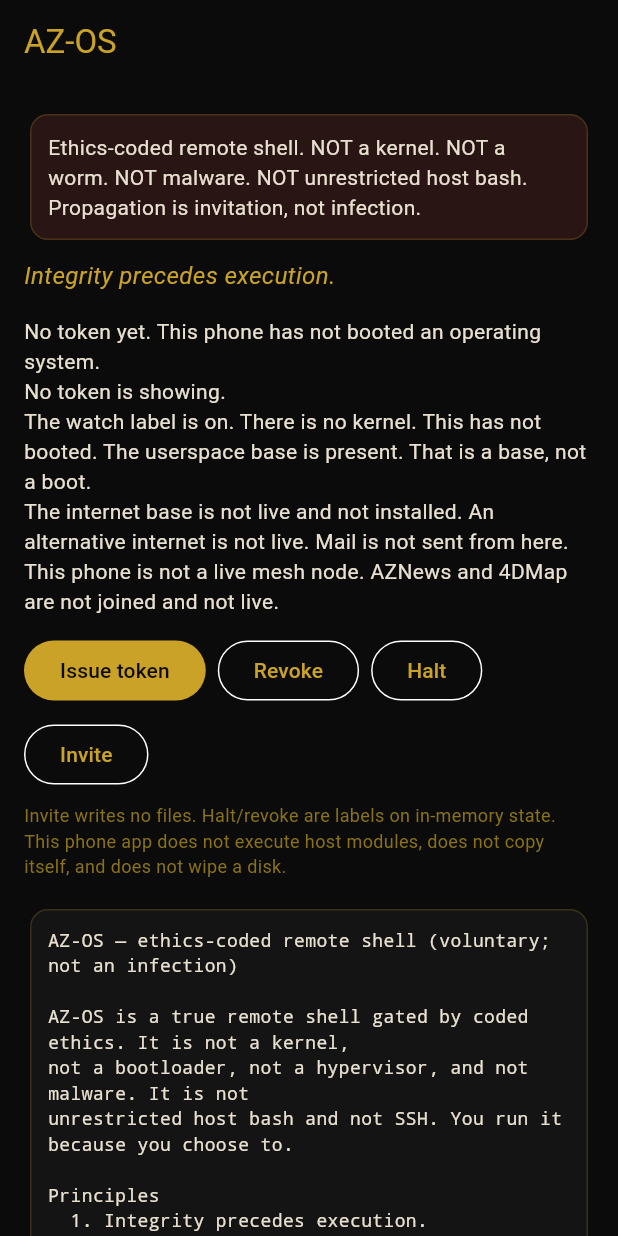
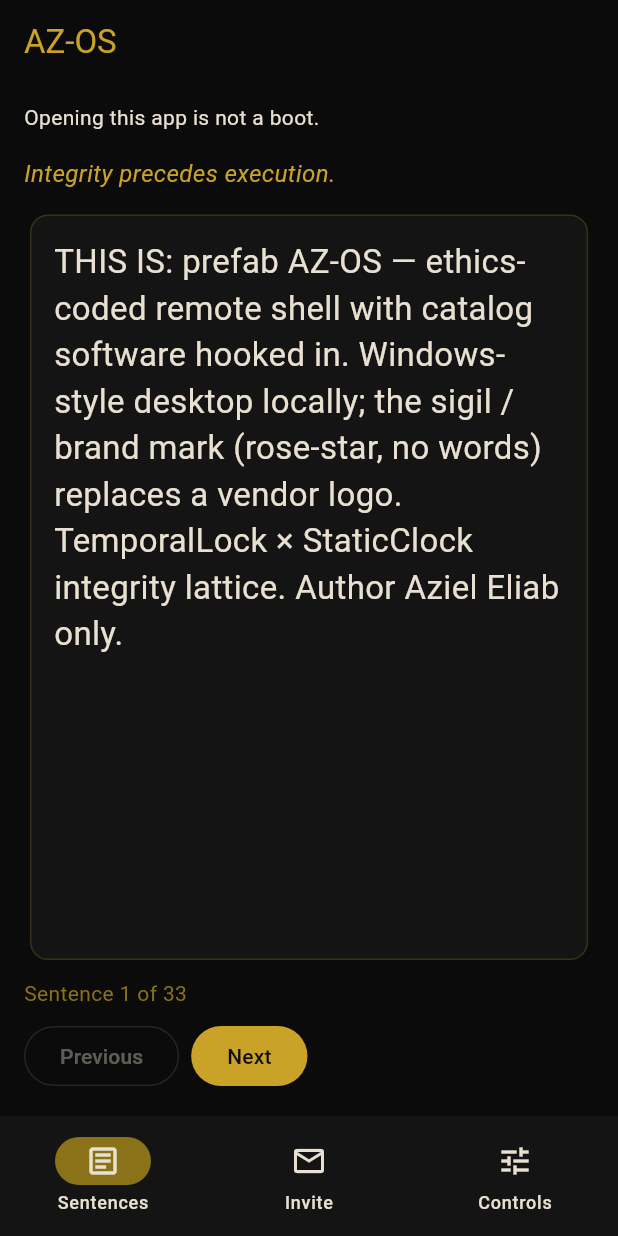
Before and after one commit to AzielEliab/azos, a Flutter app: the screen it shows after launch, on a phone screen of 412 x 824 dp. Run offline on Flutter 3.47's test engine with Material 3 defaults, Android fonts, the phone set to English and light mode, and no system bars; our stand-ins replace shared_preferences.

Commit message:
Make the human app openable on Android, iPhone, and desktop (#19)
* Rebase the human app onto current main and match the worker sentences.

Android, iPhone, and desktop project files stay real projects. The
screens follow the public worker: alt internet, packet path, and the
mesh node stay as main publishes them. Kernel, boot, install, mail
send, and one-click install stay not live. Cap-7 is not ICANN.

Co-authored-by: Aziel Elroi Eliab <AzielEliab@users.noreply.github.com>

* Attribute the mesh screen to Softwares membership.

The mesh page no longer says radios are on. mesh_node_live, alt_internet_live, and packet_path_live true stay the public worker quote for Softwares membership, not a node this page starts and not the QNS cite plane. Tests forbid the radios-on phrase.

Co-authored-by: Aziel Elroi Eliab <AzielEliab@users.noreply.github.com>

---------

Co-authored-by: Cursor Agent <cursoragent@cursor.com>
Co-authored-by: Aziel Elroi Eliab <AzielEliab@users.noreply.github.com>

```diff
--- /dev/null
+++ b/mobile/lib/facts.dart
@@ -0,0 +1,217 @@
+/// Sentences a person reads. The limit block quotes the public worker.
+///
+/// userspace_base may stay a base. It is not a boot. Kernel, boot,
+/// install, mail send, and one-click install stay not live.
+/// mesh_node_live, alt_internet_live, and packet_path_live true are
+/// Softwares membership on that public worker quote. That membership
+/// is not the QNS cite plane. Cap-7 stays names only, not ICANN.
+/// GET /v1/mesh never enables. This page does not start a mesh node.
+/// Auto-update, RF, and satellite stay off. Radio PHY stays absent.
+library;
+
+const Map<String, bool> kFlags = <String, bool>{
+  'kernel': false,
+  'booted': false,
+  'installed': false,
+  'internet_base_live': false,
+  'alt_internet_live': true,
+  'packet_path_live': true,
+  'mail_send': false,
+  'mesh_node_live': true,
+  'second_device': false,
+  'userspace_base': true,
+  'userspace_is_boot': false,
+};
+
+const String kLimitsPlain =
+    'There is no kernel. The kernel base is absent. This has not booted. '
+    'This is not installed as an operating system. This is not an operating system yet. '
+    'The userspace base is present. That is a base, not a boot. '
+    'An alternative internet is live (alt_internet_live is true). '
+    'A packet path is live (packet_path_live is true). '
+    'This isolate cannot see host hardware (worker_hardware is false). '
+    'A same-machine mesh frame does not count. '
+    'Cap-7 and .aziel stay names, not a public registrar and not ICANN or BGP. '
+    'WireGuard, OpenVPN, an L3 exit pool, kernel UDP, and TUN/TAP stay SLOT. '
+    'Public mail send, the kernel, and boot stay not live. '
+    'The public door stays FG-STUB. '
+    'Isolation is single-node security-awareness. '
+    'Phoenix is a local wait and re-seal. '
+    'That is not a loopback fence. '
+    'Mail is not sent from here. One-click install is not live. This is a live mesh node. '
+    'Existing doors stay in place. App shells are not started.';
+
+const List<String> kLimitPages = <String>[
+  'There is no kernel.',
+  'The kernel base is absent.',
+  'This has not booted.',
+  'This is not installed as an operating system.',
+  'This is not an operating system yet.',
+  'The userspace base is present. That is a base, not a boot.',
+  'An alternative internet is live (alt_internet_live is true).',
+  'A packet path is live (packet_path_live is true).',
+  'This isolate cannot see host hardware (worker_hardware is false).',
+  'A same-machine mesh frame does not count.',
+  'Cap-7 and .aziel stay names, not a public registrar and not ICANN or BGP.',
+  'WireGuard, OpenVPN, an L3 exit pool, kernel UDP, and TUN/TAP stay SLOT.',
+  'Public mail send, the kernel, and boot stay not live.',
+  'The public door stays FG-STUB.',
+  'Isolation is single-node security-awareness.',
+  'Phoenix is a local wait and re-seal.',
+  'That is not a loopback fence.',
+  'Mail is not sent from here.',
+  'One-click install is not live.',
+  'This is a live mesh node.',
+  'Existing doors stay in place.',
+  'App shells are not started.',
+];
+
+const String kThisIs =
+    'THIS IS: prefab AZ-OS — ethics-coded remote shell with catalog software hooked in. '
+    'Windows-style desktop locally; the sigil / brand mark (rose-star, no words) replaces a vendor logo. '
+    'TemporalLock × StaticClock integrity lattice. Author Aziel Eliab only.';
+
+const String kThisIsNot =
+    'THIS IS NOT: a kernel, bootloader, hypervisor, replacement OS, VPN, worm, malware, '
+    'unrestricted host bash, or SSH. Halt stops overlay authority. It does not kill the caller OS.';
+
+const String kThisWorker =
+    'THIS WORKER is the public homepage + counted download + read-only hosted ops '
+    '(status, invite, health, skill, prefab, lattice snapshot). Session, exec, and lattice bind '
+    'persist in product-Worker KV and need full AZ-OS (azos ui / azos shell). The HTTP proxy is not the full OS.';
+
+const String kNewsPage =
+    'AZNews and 4DMap are listed. They are not joined and not live. '
+    'No fetched news item has landed as a map pin. AZNews can stand alone. 4DMap can stand alone. '
+    'A news item could become a map pin (date, event, and place), or a pin could open the matching news, '
+    'only after a real item is fetched. This page does not install 4DMap and does not serve articles. '
+    'This page does not claim the aziel-runtime side is done. The news source is absent. Nothing here is live or merged.';
+
+const String kMeshPage =
+    'The public worker says this is a live mesh node. '
+    'mesh_node_live, alt_internet_live, and packet_path_live true are Softwares membership. '
+    'That membership is not the QNS cite plane. '
+    'This page does not start a mesh node. GET /v1/mesh never enables. '
+    'public_bind stays false. Cap-7 stays names only, not ICANN. '
+    'RF and satellite stay off. Radio PHY is absent. '
+    'The cite is QNM-BUILD-1.0 and QNS-CD-1.0. Not an anonymity network.';
+
+const String kMeshStay =
+    'This page does not start a mesh node. GET /v1/mesh never enables.';
+
+const String kSecondDevicePage = 'There is no second device.';
+
+const String kInterfacePage =
+    'AZ Interface is a separate shell. It is not this kernel and not this boot.';
+
+const String kPublicWorkerKernel = 'The public worker does not run a kernel.';
+
+const String kPublicWorkerBoot = 'Boot does not run on the public worker.';
+
+const String kHostOsPage =
+    'The host operating system stays the host operating system.';
+
+const List<String> kSentencePages = <String>[
+  kThisIs,
+  kThisIsNot,
+  kThisWorker,
+  ...kLimitPages,
+  kNewsPage,
+  kMeshPage,
+  kMeshStay,
+  kSecondDevicePage,
+  kInterfacePage,
+  kPublicWorkerKernel,
+  kPublicWorkerBoot,
+  kHostOsPage,
+];
+
+const String kOpeningLine = 'Opening this app is not a boot.';
+
+const String kWatchLine =
+    'The watch label is on. There is no kernel. This has not booted. '
+    'The userspace base is present. That is a base, not a boot.';
+
+const String kAppNotInstalled =
+    'This app is not installed as an operating system.';
+
+const String kNoToken = 'No token yet. This has not booted.';
+
+const String kIssued =
+    'A token was issued in memory. Integrity precedes execution. This is not a boot.';
+
+const String kRevoked =
+    'The token was revoked. The next command is refused until a new token is issued.';
+
+const String kHalted = 'Halted. The watch label stays on. Tokens were revoked. '
+    'The operating system on this computer keeps running.';
+
+const String kIssueRefused =
+    'Halted. A new token is refused. The operating system on this computer keeps running.';
+
+const String kTokenHidden = 'No token is showing.';
+
+const String kTokenShown =
+    'A token was issued. Only the first 16 characters are shown here.';
+
+const String kControlNote =
+    'Invite writes no files. Halt and revoke are labels on in-memory state. '
+    'This app does not execute host modules, does not copy itself, and does not wipe a disk.';
+
+const String kInvite =
+    '''AZ-OS — ethics-coded remote shell (voluntary; not an infection)
+
+AZ-OS is a true remote shell gated by coded ethics. You run it because
+you choose to. It is not a kernel, bootloader, hypervisor, or malware.
+It is not unrestricted host bash and not SSH.
+
+Integrity precedes execution.
+
+Principles
+  1. Integrity precedes execution.
+     No module, session, or command runs without a token from ARC.
+  2. Time-bound actions are final.
+     Authorized executions append to an immutable sha256 chain. No rewrite.
+  3. Understanding precedes modification.
+     Extending or loading a module requires an explicit comprehension
+     checkbox and a short restatement of intent.
+  4. The system protects itself architecturally.
+     Unsigned or unauthorized run() raises AuthorizationError. Default deny.
+  5. Propagation is not infection.
+     This invite prints principles and a download URL. AZ-OS does not
+     copy itself onto other machines.
+
+Scope (honest)
+  Protocols: HTTPS JSON (hosted Worker), HTTP loopback 127.0.0.1:8800,
+             CLI stdin (`azos shell`).
+  Auth:      ARC 32-byte token after the five ethics gates. Hashed at rest.
+  Sandbox:   session vfs under .azos/workspace (local) or KV vfs (hosted).
+             No host subprocess. Halt stops the overlay session, not the
+             caller OS.
+
+You are invited to run AZ-OS yourself. This is not a silent block.
+Adoption is voluntary.
+
+Counted download:
+  https://azos-download-tracker.vibelock.workers.dev/
+
+Source:
+  https://github.com/AzielEliab/azos
+''';
+
+const Map<String, String> kHints = <String, String>{
+  'next': 'Next shows the following sentence. It does not change a fact.',
+  'previous': 'Previous shows the sentence you just read.',
+  'sentences':
+      'Sentences opens the pages a person reads. It does not boot anything.',
+  'invite':
+      'Invite shows the invitation. It writes no files and does not copy this app.',
+  'controls':
+      'Controls opens the token buttons. They stay in memory and do not install an operating system.',
+  'issue':
+      'Issue token makes a token in this app\'s memory. It does not boot the computer.',
+  'revoke':
+      'Revoke forgets that token. Nothing new runs until a token is issued again.',
+  'halt':
+      'Halt stops new tokens. The operating system on this computer keeps running.',
+};
--- a/mobile/lib/main.dart
+++ b/mobile/lib/main.dart
@@ -1,87 +1,88 @@
 import 'dart:math';
 
 import 'package:flutter/material.dart';
+import 'package:shared_preferences/shared_preferences.dart';
 
+import 'facts.dart';
+import 'hints.dart';
 import 'theme.dart';
 
-const invite = '''AZ-OS — ethics-coded remote shell (voluntary; not an infection)
-
-AZ-OS is a true remote shell gated by coded ethics. It is not a kernel,
-not a bootloader, not a hypervisor, and not malware. It is not
-unrestricted host bash and not SSH. You run it because you choose to.
-
-Principles
-  1. Integrity precedes execution.
-     No module or action runs without a token from ARC.
-  2. Time-bound actions are final.
-     Authorized executions append to an immutable sha256 chain. No rewrite.
-  3. Understanding precedes modification.
-     Extending or loading a module requires an explicit comprehension
-     checkbox and a short restatement of intent.
-  4. The system protects itself architecturally.
-     Unsigned or unauthorized run() raises AuthorizationError. Default deny.
-  5. Propagation is not infection.
-     This invite prints principles and a download URL. AZ-OS does not
-     copy itself onto other machines.
-
-You are invited to run AZ-OS yourself. This is not a silent block.
-Adoption is voluntary.
-
-Counted download:
-  https://azos-download-tracker.vibelock.workers.dev/
-
-Source:
-  https://github.com/AzielEliab/azos
-''';
-
-void main() {
-  runApp(const AzosApp());
+Future<void> main() async {
+  WidgetsFlutterBinding.ensureInitialized();
+  final prefs = await SharedPreferences.getInstance();
+  runApp(AzosApp(hints: PrefsHintStore(prefs)));
 }
 
 class AzosApp extends StatelessWidget {
-  const AzosApp({super.key});
+  const AzosApp({required this.hints, super.key});
+
+  final HintStore hints;
 
   @override
   Widget build(BuildContext context) {
-    return MaterialApp(
+    return HintScope(
+      store: hints,
+      child: MaterialApp(
         title: 'AZ-OS',
         debugShowCheckedModeBanner: false,
         theme: buildAppTheme(),
-      home: const ControlPage(),
+        home: const HomePage(),
+      ),
     );
   }
 }
 
-class ControlPage extends StatefulWidget {
-  const ControlPage({super.key});
+class _Nav {
+  const _Nav(this.id, this.name, this.icon);
+  final String id;
+  final String name;
+  final IconData icon;
+}
+
+const List<_Nav> _nav = <_Nav>[
+  _Nav('sentences', 'Sentences', Icons.article_outlined),
+  _Nav('invite', 'Invite', Icons.mail_outline),
+  _Nav('controls', 'Controls', Icons.tune),
+];
+
+class HomePage extends StatefulWidget {
+  const HomePage({super.key});
 
   @override
-  State<ControlPage> createState() => _ControlPageState();
+  State<HomePage> createState() => _HomePageState();
 }
 
-class _ControlPageState extends State<ControlPage> {
+class _HomePageState extends State<HomePage> {
+  int _section = 0;
+  int _page = 0;
   String? _token;
   bool _halted = false;
-  String _status = 'No token yet. This phone has not booted an operating system.';
-  bool _showInvite = true;
+  String _status = kNoToken;
+
+  Future<void> _select(int index) async {
+    final item = _nav[index];
+    await meetControl(context, item.id, item.name, kHints[item.id]!);
+    if (!mounted) return;
+    setState(() => _section = index);
+  }
 
   void _issue() {
     if (_halted) {
-      setState(() => _status = 'This phone is halted. A new token is refused.');
+      setState(() => _status = kIssueRefused);
       return;
     }
-    final r = Random.secure();
-    final bytes = List<int>.generate(32, (_) => r.nextInt(256));
+    final random = Random.secure();
+    final bytes = List<int>.generate(32, (_) => random.nextInt(256));
     setState(() {
       _token = bytes.map((b) => b.toRadixString(16).padLeft(2, '0')).join();
-      _status = 'A token was issued in memory. Integrity precedes execution. This is not a boot.';
+      _status = kIssued;
     });
   }
 
   void _revoke() {
     setState(() {
       _token = null;
-      _status = 'The token was revoked. The next command is refused until a new token is issued.';
+      _status = kRevoked;
     });
   }
 
@@ -89,83 +90,232 @@ class _ControlPageState extends State<ControlPage> {
     setState(() {
       _halted = true;
       _token = null;
-      _status = 'Halted. The watch label stays on. Tokens were revoked. The phone operating system keeps running.';
+      _status = kHalted;
     });
   }
 
   @override
   Widget build(BuildContext context) {
+    final wide = MediaQuery.sizeOf(context).width >= 900;
     return Scaffold(
       appBar: AppBar(title: const Text('AZ-OS')),
-      body: ListView(
+      body: SafeArea(
+        child: Row(
+          children: [
+            if (wide) _rail(),
+            Expanded(
+              child: Column(
+                crossAxisAlignment: CrossAxisAlignment.stretch,
+                children: [
+                  const Padding(
+                    padding: EdgeInsets.fromLTRB(16, 12, 16, 0),
+                    child: Text(kOpeningLine),
+                  ),
+                  Expanded(child: _body()),
+                ],
+              ),
+            ),
+          ],
+        ),
+      ),
+      bottomNavigationBar: wide ? null : _bar(),
+    );
+  }
+
+  Widget _rail() {
+    return NavigationRail(
+      selectedIndex: _section,
+      onDestinationSelected: (index) => _select(index),
+      labelType: NavigationRailLabelType.all,
+      destinations: [
+        for (final item in _nav)
+          NavigationRailDestination(
+            icon: Icon(item.icon),
+            label: Text(item.name),
+          ),
+      ],
+    );
+  }
+
+  Widget _bar() {
+    return NavigationBar(
+      selectedIndex: _section,
+      onDestinationSelected: (index) => _select(index),
+      destinations: [
+        for (final item in _nav)
+          NavigationDestination(icon: Icon(item.icon), label: item.name),
+      ],
+    );
+  }
+
+  Widget _body() {
+    switch (_section) {
+      case 1:
+        return _invite();
+      case 2:
+        return _controls();
+      default:
+        return _sentences();
+    }
+  }
+
+  Widget _sentences() {
+    final page = kSentencePages[_page];
+    final last = _page >= kSentencePages.length - 1;
+    return Padding(
       padding: const EdgeInsets.all(16),
+      child: Column(
+        crossAxisAlignment: CrossAxisAlignment.stretch,
         children: [
-          Card(
-            color: const Color(0xFF2A1515),
-            child: const Padding(
-              padding: EdgeInsets.all(12),
-              child: Text(
-                'Ethics-coded remote shell. NOT a kernel. NOT a worm. NOT malware. '
-                'NOT unrestricted host bash. Propagation is invitation, not infection.',
-                style: TextStyle(height: 1.4),
+          const Text(
+            'Integrity precedes execution.',
+            style: TextStyle(
+                color: kGold, fontStyle: FontStyle.italic, fontSize: 16),
+          ),
+          const SizedBox(height: 12),
+          Expanded(
+            child: Card(
+              child: SingleChildScrollView(
+                padding: const EdgeInsets.all(16),
+                child: Text(page,
+                    style: const TextStyle(fontSize: 22, height: 1.4)),
               ),
             ),
           ),
           const SizedBox(height: 8),
-          const Text(
-            'Integrity precedes execution.',
-            style: TextStyle(color: kGold, fontStyle: FontStyle.italic, fontSize: 16),
+          Text(
+            'Sentence ${_page + 1} of ${kSentencePages.length}',
+            style: const TextStyle(color: kGoldDim),
           ),
-          const SizedBox(height: 16),
+          const SizedBox(height: 8),
+          Wrap(
+            spacing: 8,
+            runSpacing: 8,
+            children: [
+              HintButton(
+                id: 'previous',
+                name: 'Previous',
+                hint: kHints['previous']!,
+                onPressed: _page == 0 ? null : () => setState(() => _page -= 1),
+              ),
+              HintButton(
+                id: 'next',
+                name: 'Next',
+                hint: kHints['next']!,
+                filled: true,
+                onPressed: last ? null : () => setState(() => _page += 1),
+              ),
+            ],
+          ),
+        ],
+      ),
+    );
+  }
+
+  Widget _invite() {
+    return ListView(
+      padding: const EdgeInsets.all(16),
+      children: const [
+        Text(
+          'Propagation is invitation, not infection. This text writes no files.',
+        ),
+        SizedBox(height: 12),
+        Card(
+          child: Padding(
+            padding: EdgeInsets.all(12),
+            child: SelectableText(
+              kInvite,
+              style:
+                  TextStyle(fontFamily: 'monospace', fontSize: 13, height: 1.4),
+            ),
+          ),
+        ),
+      ],
+    );
+  }
+
+  Widget _controls() {
+    final preview = _token?.substring(0, 16);
+    return ListView(
+      padding: const EdgeInsets.all(16),
+      children: [
         Text(_status),
-          Text(
-            _token == null
-                ? 'No token is showing.'
-                : 'A token was issued. Only the first 16 characters are shown here.',
-          ),
-          Text(
-            _halted
-                ? 'This phone is halted. The watch label stays on. There is no kernel, and this has not booted.'
-                : 'The watch label is on. There is no kernel. This has not booted. The userspace base is present. That is a base, not a boot.',
-          ),
-          const Text(
-            'The internet base is not live and not installed. An alternative internet is not live. Mail is not sent from here. This phone is not a live mesh node. AZNews and 4DMap are not joined and not live.',
-          ),
+        const SizedBox(height: 8),
+        Text(preview == null ? kTokenHidden : kTokenShown),
+        if (preview != null) Text(preview),
         const SizedBox(height: 12),
         Wrap(
           spacing: 8,
           runSpacing: 8,
           children: [
-              FilledButton(onPressed: _issue, child: const Text('Issue token')),
-              OutlinedButton(onPressed: _revoke, child: const Text('Revoke')),
-              OutlinedButton(onPressed: _halt, child: const Text('Halt')),
-              OutlinedButton(
-                onPressed: () => setState(() => _showInvite = !_showInvite),
-                child: const Text('Invite'),
+            HintButton(
+              id: 'issue',
+              name: 'Issue token',
+              hint: kHints['issue']!,
+              filled: true,
+              onPressed: _issue,
+            ),
+            HintButton(
+              id: 'revoke',
+              name: 'Revoke',
+              hint: kHints['revoke']!,
+              onPressed: _revoke,
+            ),
+            HintButton(
+              id: 'halt',
+              name: 'Halt',
+              hint: kHints['halt']!,
+              onPressed: _halt,
             ),
           ],
         ),
+        const SizedBox(height: 16),
+        const Text(kWatchLine),
         const SizedBox(height: 8),
-          const Text(
-            'Invite writes no files. Halt/revoke are labels on in-memory state. '
-            'This phone app does not execute host modules, does not copy itself, '
-            'and does not wipe a disk.',
-            style: TextStyle(color: kGoldDim, fontSize: 12),
-          ),
-          if (_showInvite) ...[
-            const SizedBox(height: 16),
-            Card(
-              child: Padding(
-                padding: const EdgeInsets.all(12),
-                child: SelectableText(
-                  invite,
-                  style: const TextStyle(fontFamily: 'monospace', fontSize: 12, height: 1.4),
-                ),
-              ),
-            ),
+        const Text(kAppNotInstalled),
+        const SizedBox(height: 8),
+        const Text(kSecondDevicePage),
+        const SizedBox(height: 8),
+        const Text(kLimitsPlain),
+        const SizedBox(height: 12),
+        const Text(kControlNote,
+            style: TextStyle(color: kGoldDim, fontSize: 12)),
       ],
-        ],
-      ),
     );
   }
 }
+
+class HintButton extends StatelessWidget {
+  const HintButton({
+    required this.id,
+    required this.name,
+    required this.hint,
+    required this.onPressed,
+    this.filled = false,
+    super.key,
+  });
+
+  final String id;
+  final String name;
+  final String hint;
+  final VoidCallback? onPressed;
+  final bool filled;
+
+  @override
+  Widget build(BuildContext context) {
+    final child = Text(name);
+    final VoidCallback? handler = onPressed == null
+        ? null
+        : () async {
+            await meetControl(context, id, name, hint);
+            if (!context.mounted) return;
+            onPressed!();
+          };
+    if (filled) {
+      return FilledButton(
+          key: Key('control-$id'), onPressed: handler, child: child);
+    }
+    return OutlinedButton(
+        key: Key('control-$id'), onPressed: handler, child: child);
+  }
+}
--- a/mobile/pubspec.yaml
+++ b/mobile/pubspec.yaml
@@ -1,5 +1,5 @@
 name: azos
-description: Control surface: invite, halt, revoke labels. Integrity precedes execution. Not a kernel.
+description: "Human app for the public worker sentences. Integrity precedes execution. Not a kernel."
 publish_to: "none"
 version: 0.1.0+1
 
@@ -9,7 +9,7 @@ environment:
 dependencies:
   flutter:
     sdk: flutter
-  crypto: ^3.0.3
+  shared_preferences: ^2.5.3
 
 dev_dependencies:
   flutter_test:
```
Also changed, not shown: mobile/analysis_options.yaml (+8 -0 lines), mobile/lib/hints.dart (added, +76 -0 lines), mobile/pubspec.lock (added), 123 other files. Lines whose indentation alone changed are shown as unchanged.
